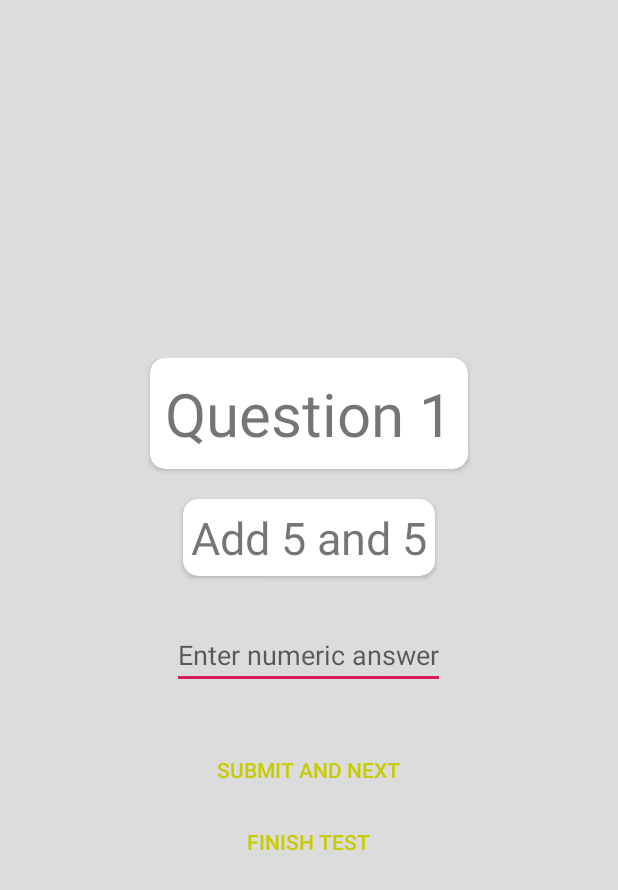
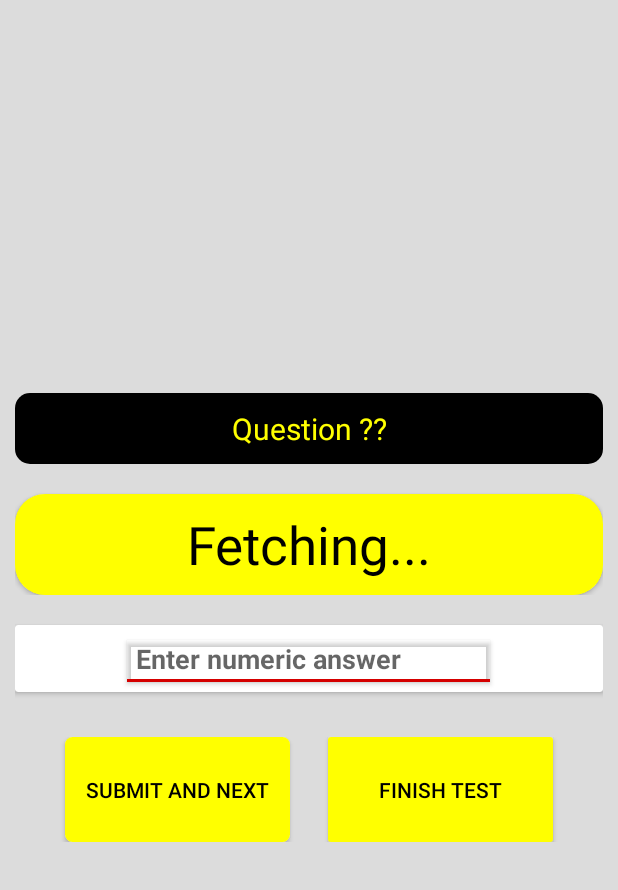
Before and after one commit to mrinal-pandey/Mathest, an Android app: the TestPage screen opened directly, with no data from a screen before it, on a phone screen of 412 x 824 dp. Shown: the top 890 px of the screen. Run offline under Robolectric (Android 15) with nearby library versions, the phone set to English and light mode, and no system bars; our stand-ins replace Firebase (no records; nobody signed in at launch, a user with empty details on screens opened directly).

Commit message:
Modified TestPage UI

```diff
--- a/app/src/main/res/layout/test_page.xml
+++ b/app/src/main/res/layout/test_page.xml
@@ -17,10 +17,14 @@
     android:layout_height="wrap_content"
     android:orientation="vertical"
     tools:context=".MainActivity">
+    <LinearLayout
+        android:layout_width="match_parent"
+        android:layout_height="wrap_content"
+        android:orientation="vertical">
 
     <androidx.cardview.widget.CardView
         android:layout_gravity="center"
-        android:layout_width="wrap_content"
+        android:layout_width="match_parent"
         android:layout_height="wrap_content"
         app:cardCornerRadius="10dp"
         android:padding="10dp"
@@ -32,12 +36,15 @@
 
         <TextView
             android:padding="10dp"
-            android:layout_width="wrap_content"
+            android:layout_width="match_parent"
             android:layout_height="wrap_content"
             android:layout_gravity="center"
-            android:textSize="40sp"
+            android:background="@color/colorTextPrimary"
+            android:textColor="@color/colorPrimary"
+            android:gravity="center"
+            android:textSize="20sp"
             android:id="@+id/questionNumber_txt"
-            android:text="Question 1" />
+            android:text="Question ??" />
     </androidx.cardview.widget.CardView>
 
     <Space
@@ -46,10 +53,11 @@
 
     <androidx.cardview.widget.CardView
         android:layout_gravity="center"
-        android:layout_width="wrap_content"
+        android:layout_width="match_parent"
         android:layout_height="wrap_content"
-        app:cardCornerRadius="10dp"
+        app:cardCornerRadius="20dp"
         android:padding="10dp"
+        style="@style/Widget.MaterialComponents.TextInputLayout.OutlinedBox"
         android:background="@color/cardview_dark_background"
         app:layout_constraintBottom_toBottomOf="parent"
         app:layout_constraintLeft_toLeftOf="parent"
@@ -58,26 +66,47 @@
 
         <TextView
             android:id="@+id/questionBody_txt"
-            android:layout_width="wrap_content"
+            android:layout_width="match_parent"
             android:layout_height="wrap_content"
             android:gravity="center"
-            android:padding="5dp"
-            android:text="Add 5 and 5"
-            android:textSize="30sp" />
+            android:padding="10dp"
+            android:textColor="@color/colorTextPrimary"
+            android:background="@color/colorPrimary"
+            android:text="Fetching..."
+            android:elevation="4dp"
+            android:textSize="35sp" />
     </androidx.cardview.widget.CardView>
+    </LinearLayout>
 
     <Space
         android:layout_width="match_parent"
-        android:layout_height="30dp"/>
+        android:layout_height="20dp"/>
+    <androidx.cardview.widget.CardView
+        android:layout_gravity="center"
+        android:layout_width="match_parent"
+        android:layout_height="wrap_content"
+        app:cardMaxElevation="20dp"
+        android:padding="10dp"
+        android:background="@color/cardview_shadow_end_color"
+        app:layout_constraintBottom_toBottomOf="parent"
+        app:layout_constraintLeft_toLeftOf="parent"
+        app:layout_constraintRight_toRightOf="parent"
+        app:layout_constraintTop_toTopOf="parent">
+
 
     <EditText
         android:id="@+id/userAnswer_edittxt"
-        android:layout_width="wrap_content"
+        android:padding="10dp"
+        android:elevation="2dp"
+        android:layout_width="250dp"
         android:layout_height="wrap_content"
         android:layout_gravity="center"
+        android:textColor="@color/colorAccent"
         android:hint="Enter numeric answer"
+        android:textStyle="bold"
         android:importantForAutofill="no"
         android:inputType="numberSigned" />
+    </androidx.cardview.widget.CardView>
 
     <Space
         android:layout_width="match_parent"
@@ -87,25 +116,57 @@
         android:layout_width="match_parent"
         android:layout_height="wrap_content"
         android:gravity="center"
-        android:orientation="vertical">
-
+        android:orientation="horizontal">
+        <androidx.cardview.widget.CardView
+            android:layout_gravity="center"
+            android:layout_width="wrap_content"
+            android:layout_height="wrap_content"
+            app:cardCornerRadius="5dp"
+            app:cardMaxElevation="20dp"
+            android:padding="10dp"
+            android:background="@color/cardview_dark_background"
+            app:layout_constraintBottom_toBottomOf="parent"
+            app:layout_constraintLeft_toLeftOf="parent"
+            app:layout_constraintRight_toRightOf="parent"
+            app:layout_constraintTop_toTopOf="parent">
         <Button
             style="@style/Widget.AppCompat.Button.Borderless"
-            android:layout_width="wrap_content"
-            android:layout_height="wrap_content"
-            android:textColor="@color/colorPrimaryDark"
+            android:fadingEdgeLength="5dp"
+            android:layout_width="150dp"
+            android:foreground="?attr/selectableItemBackground"
+            android:layout_height="70dp"
+            android:textColor="@color/colorTextPrimary"
+            android:background="@color/colorPrimary"
             android:layout_gravity="center"
             android:onClick="nextQuestion"
             android:text="Submit and Next" />
-
-        <Button
-            style="@style/Widget.AppCompat.Button.Borderless"
+        </androidx.cardview.widget.CardView>
+        <Space
+            android:layout_width="25dp"
+            android:layout_height="wrap_content"/>
+        <androidx.cardview.widget.CardView
+            android:layout_gravity="center"
             android:layout_width="wrap_content"
             android:layout_height="wrap_content"
-            android:textColor="@color/colorPrimaryDark"
+            app:cardMaxElevation="20dp"
+            android:padding="10dp"
+            android:background="@color/cardview_dark_background"
+            app:layout_constraintBottom_toBottomOf="parent"
+            app:layout_constraintLeft_toLeftOf="parent"
+            app:layout_constraintRight_toRightOf="parent"
+            app:layout_constraintTop_toTopOf="parent">
+        <Button
+            style="@style/Widget.AppCompat.Button"
+            android:layout_width="150dp"
+            android:fadingEdgeLength="5dp"
+            android:layout_height="70dp"
+            android:foreground="?attr/selectableItemBackground"
+            android:background="@color/colorPrimary"
+            android:textColor="@color/colorTextPrimary"
             android:layout_gravity="center"
             android:onClick="finishTest"
             android:text="Finish test" />
+        </androidx.cardview.widget.CardView>
     </LinearLayout>
 
 
--- a/app/src/main/res/values/colors.xml
+++ b/app/src/main/res/values/colors.xml
@@ -3,5 +3,5 @@
     <color name="colorPrimary">#ffff00</color>
     <color name="colorPrimaryDark">#c7cc00</color>
     <color name="colorTextPrimary">#000000</color>>
-    <color name="colorAccent">#D81B60</color>
+    <color name="colorAccent">#D50000</color>
 </resources>
```
